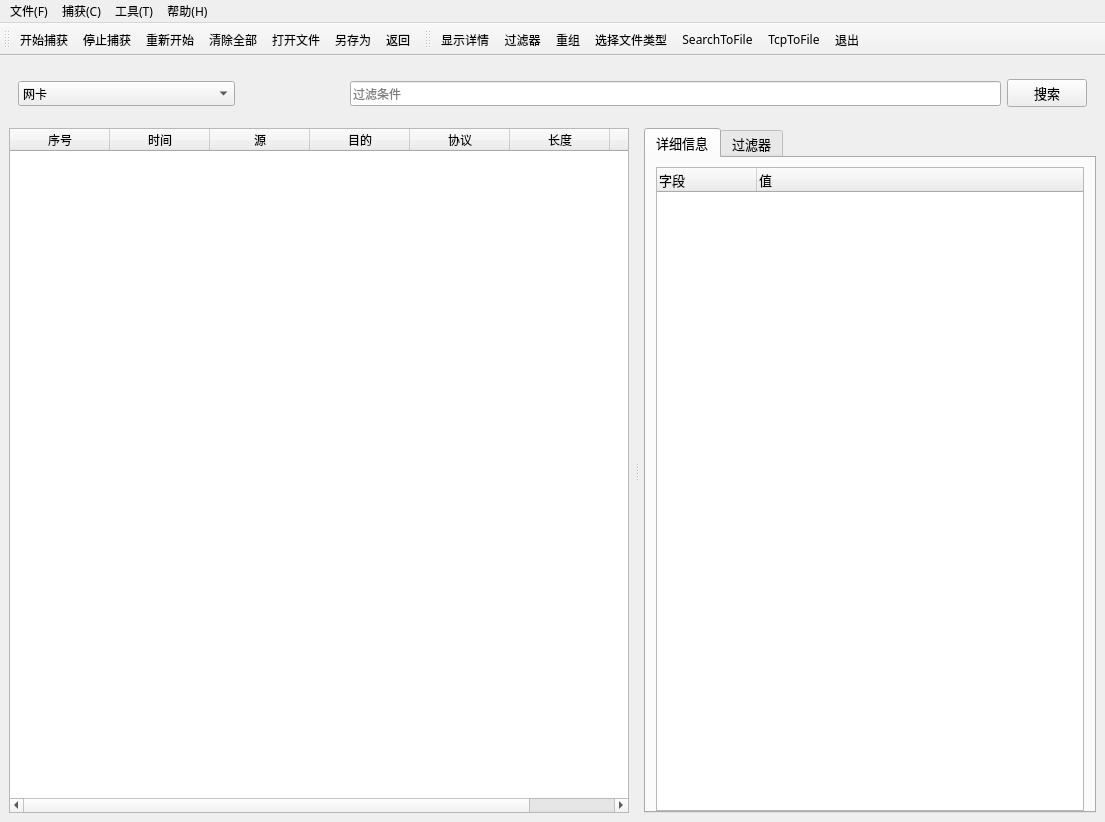
First picture: the form in source/main_window.ui, repository ISDevLearn/Sniffer, before the edit.
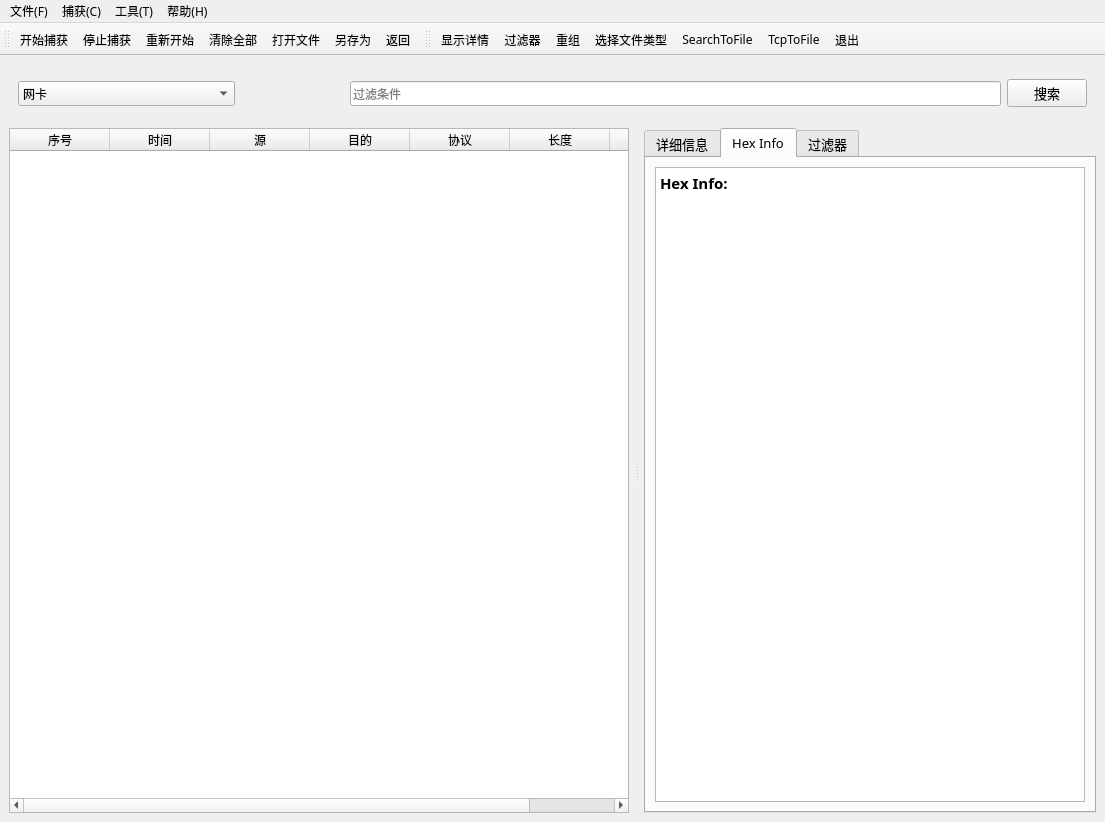
Second picture: the form after the edit. Icons and pictures are not drawn.

Commit message: add hexinfo tab

What changed in the file:
```diff
--- a/source/main_window.ui
+++ b/source/main_window.ui
@@ -278,7 +278,7 @@
 </string>
           </property>
           <property name="currentIndex">
-           <number>0</number>
+           <number>1</number>
           </property>
           <property name="iconSize">
            <size>
@@ -340,6 +340,30 @@
             </item>
            </layout>
           </widget>
+          <widget class="QWidget" name="hex_info">
+           <attribute name="title">
+            <string>Hex Info</string>
+           </attribute>
+           <layout class="QVBoxLayout" name="verticalLayout_2">
+            <item>
+             <widget class="QTextBrowser" name="textBrowser">
+              <property name="font">
+               <font>
+                <family>苹方 中等</family>
+               </font>
+              </property>
+              <property name="html">
+               <string>&lt;!DOCTYPE HTML PUBLIC &quot;-//W3C//DTD HTML 4.0//EN&quot; &quot;http://www.w3.org/TR/REC-html40/strict.dtd&quot;&gt;
+&lt;html&gt;&lt;head&gt;&lt;meta name=&quot;qrichtext&quot; content=&quot;1&quot; /&gt;&lt;style type=&quot;text/css&quot;&gt;
+p, li { white-space: pre-wrap; }
+&lt;/style&gt;&lt;/head&gt;&lt;body style=&quot; font-family:'苹方 中等'; font-size:11.25pt; font-weight:400; font-style:normal;&quot;&gt;
+&lt;p style=&quot; margin-top:0px; margin-bottom:0px; margin-left:0px; margin-right:0px; -qt-block-indent:0; text-indent:0px;&quot;&gt;&lt;span style=&quot; font-family:'SimSun'; font-weight:600;&quot;&gt;Hex Info:&lt;/span&gt;&lt;/p&gt;
+&lt;p style=&quot;-qt-paragraph-type:empty; margin-top:0px; margin-bottom:0px; margin-left:0px; margin-right:0px; -qt-block-indent:0; text-indent:0px; font-family:'SimSun'; font-weight:600;&quot;&gt;&lt;br /&gt;&lt;/p&gt;&lt;/body&gt;&lt;/html&gt;</string>
+              </property>
+             </widget>
+            </item>
+           </layout>
+          </widget>
           <widget class="QWidget" name="filter">
            <attribute name="title">
             <string>过滤器</string>
```
